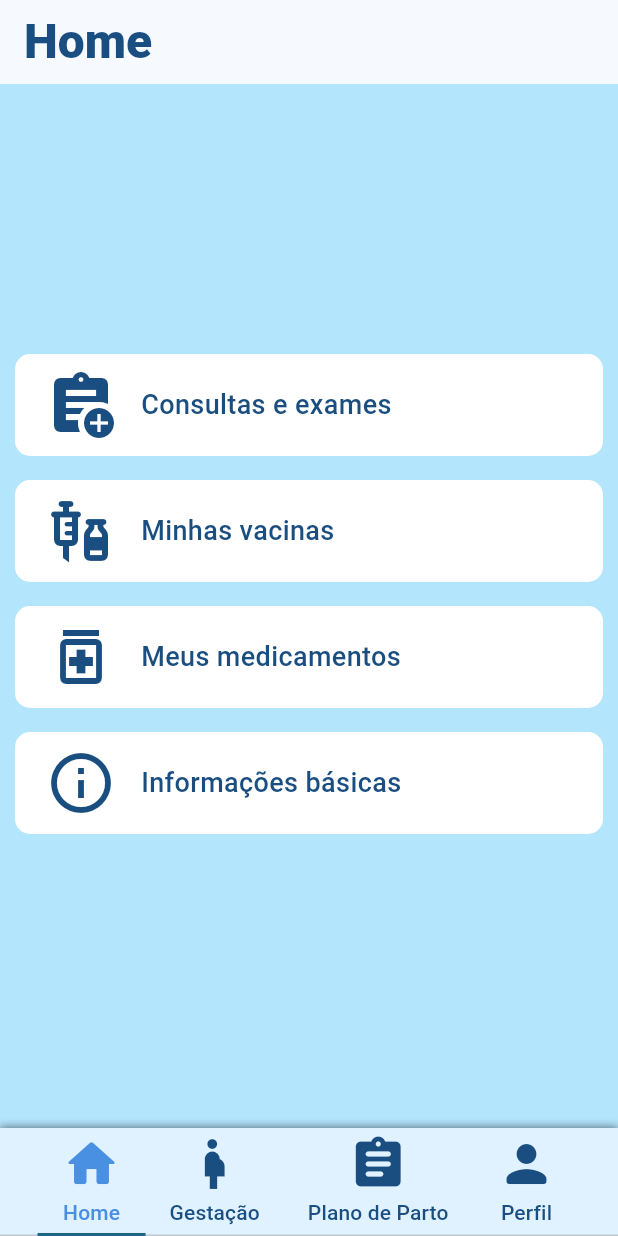
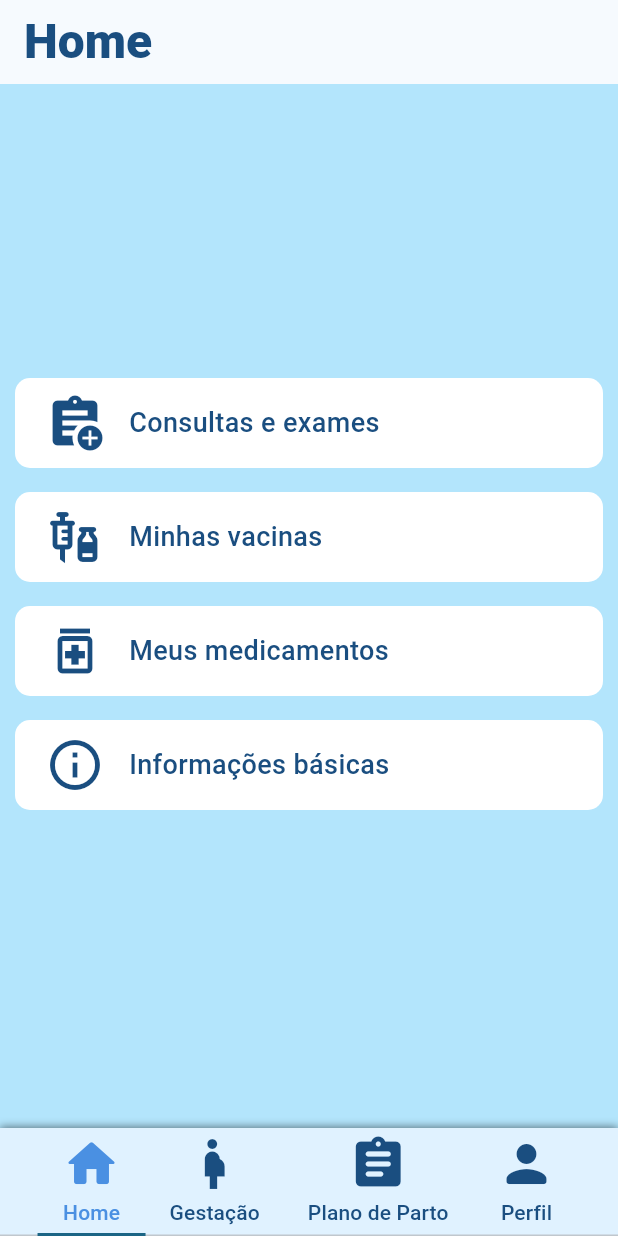
Before and after one commit to martinsharliton/meu_bebe_mobile, a Flutter app: the screen it shows after launch, after a tap on "ENTRAR", on a phone screen of 412 x 824 dp. Run offline on Flutter 3.47's test engine with Material 3 defaults, Android fonts, the phone set to English and light mode, and no system bars; our stand-ins replace brasil_fields, dio, drift, drift_sqflite, flutter_modular, shared_preferences and 2 more; missing offline and left inert: validatorless; accounts and stored records are empty; generated files the repository leaves out were written again; Roboto replaces fonts that are missing (SFProDisplay).

Commit message:
correções nos modulos da tab home.

```diff
--- a/lib/src/app_module.dart
+++ b/lib/src/app_module.dart
@@ -1,6 +1,6 @@
 import 'package:flutter_modular/flutter_modular.dart';
 
-import 'binding/application_binding.dart';
+import 'modules/core/core_module.dart';
 import 'modules/formulario/formulario_module.dart';
 import 'modules/login/login_module.dart';
 import 'modules/main/childbirth/submodules/childbirth_resume/childbirth_resume_module.dart';
@@ -14,7 +14,7 @@ import 'modules/splash/splash_module.dart';
 
 class AppModule extends Module {
   @override
-  List<Module> get imports => [ApplicationBinding()];
+  List<Module> get imports => [CoreModule()];
 
   @override
   void routes(r) {
@@ -23,11 +23,17 @@ class AppModule extends Module {
     r.module(routeForm, module: FormularioModule());
     r.module(routeTab, module: MainModule());
 
-    // Module Home
+    // Module da Tab Home
     r.module(routeConsultasExames, module: AppointmentsExamsModule());
     r.module(routeInformacoes, module: InformationModule());
     r.module(routeMedicacoes, module: MedicationModule());
     r.module(routeVacinas, module: VaccinesModule());
+
+    // Module da Tab Gestação
+
+    // Module da Tab Plano de Parto
+
+    // Module da Tab Perfil
 
     r.module(routeChildbirthResume, module: ChildbirthResumeModule());
     r.module(routeUpdateChildbirth, module: UpdateChildbirthModule());
--- a/lib/src/binding/application_binding.dart
+++ b/lib/src/modules/core/core_module.dart
@@ -1,10 +1,10 @@
 import 'package:dio/io.dart';
 import 'package:flutter_modular/flutter_modular.dart';
 
-import '../core/app_database.dart';
-import '../core/restClient/rest_client.dart';
+import '../../core/app_database.dart';
+import '../../core/restClient/rest_client.dart';
 
-class ApplicationBinding extends Module {
+class CoreModule extends Module {
   @override
   void exportedBinds(i) {
     i.addSingleton<DioForNative>(RestClient.new);
--- a/lib/src/modules/formulario/formulario_page.dart
+++ b/lib/src/modules/formulario/formulario_page.dart
@@ -105,7 +105,6 @@ class FormularioPageState extends State<FormularioPage> {
   Widget build(BuildContext context) {
     return Scaffold(
       appBar: AppBar(
-        backgroundColor: const Color(0xFFE0F2FF),
         title: const Center(
           child: Text(
             textAlign: TextAlign.center,
@@ -148,8 +147,8 @@ class FormularioPageState extends State<FormularioPage> {
                               color: isActive
                                   ? Theme.of(context).primaryColor
                                   : isCompleted
-                                      ? Colors.green.shade100
-                                      : Colors.grey.shade200,
+                                  ? Colors.green.shade100
+                                  : Colors.grey.shade200,
                               borderRadius: BorderRadius.circular(10),
                               border: Border.all(
                                 color: isActive
@@ -171,8 +170,9 @@ class FormularioPageState extends State<FormularioPage> {
                                 Text(
                                   _getStepTitle(index),
                                   style: TextStyle(
-                                    color:
-                                        isActive ? Colors.white : Colors.black,
+                                    color: isActive
+                                        ? Colors.white
+                                        : Colors.black,
                                     fontWeight: FontWeight.w500,
                                   ),
                                 ),
@@ -461,8 +461,9 @@ class FormularioPageState extends State<FormularioPage> {
           const SizedBox(height: 8),
 
           SwitchListTile(
-            title:
-                const Text('Seu ambiente de trabalho é seguro para gestante?'),
+            title: const Text(
+              'Seu ambiente de trabalho é seguro para gestante?',
+            ),
             subtitle: const Text(
               'Considerando esforço físico, produtos químicos, etc.',
             ),
@@ -472,8 +473,9 @@ class FormularioPageState extends State<FormularioPage> {
           const SizedBox(height: 8),
 
           SwitchListTile(
-            title:
-                const Text('Tem pausas para descanso e alimentação adequada?'),
+            title: const Text(
+              'Tem pausas para descanso e alimentação adequada?',
+            ),
             value: temPausas,
             onChanged: (val) => setState(() => temPausas = val),
           ),
@@ -579,14 +581,8 @@ class FormularioPageState extends State<FormularioPage> {
           validator: (value) => value == null ? 'Campo obrigatório' : null,
           value: fonteAgua.isNotEmpty ? fonteAgua : null,
           items: const [
-            DropdownMenuItem(
-              value: 'Sim',
-              child: Text('Sim'),
-            ),
-            DropdownMenuItem(
-              value: 'Não',
-              child: Text('Não'),
-            ),
+            DropdownMenuItem(value: 'Sim', child: Text('Sim')),
+            DropdownMenuItem(value: 'Não', child: Text('Não')),
             DropdownMenuItem(value: 'Sim', child: Text('Sim')),
             DropdownMenuItem(value: 'Não', child: Text('Não')),
           ],
@@ -794,8 +790,9 @@ class FormularioPageState extends State<FormularioPage> {
 
         // Exames e vacinação
         SwitchListTile(
-          title:
-              const Text('Realizou todos os exames solicitados no pré-natal?'),
+          title: const Text(
+            'Realizou todos os exames solicitados no pré-natal?',
+          ),
           value: examesPreNatalCompletos,
           onChanged: (val) => setState(() => examesPreNatalCompletos = val),
         ),
@@ -1099,8 +1096,9 @@ class FormularioPageState extends State<FormularioPage> {
 
         // Suplementação
         SwitchListTile(
-          title:
-              const Text('Está tomando suplementos vitamínicos ou de ferro?'),
+          title: const Text(
+            'Está tomando suplementos vitamínicos ou de ferro?',
+          ),
           value: usaSuplementos,
           onChanged: (val) => setState(() => usaSuplementos = val),
         ),
--- a/lib/src/modules/login/login_module.dart
+++ b/lib/src/modules/login/login_module.dart
@@ -1,6 +1,6 @@
 import 'package:flutter_modular/flutter_modular.dart';
 
-import '../../binding/application_binding.dart';
+import '../core/core_module.dart';
 import '../../repositories/user/user_repository.dart';
 import '../../repositories/user/user_repository_impl.dart';
 import '../../services/user_login_service.dart';
@@ -10,7 +10,7 @@ import 'login_page.dart';
 
 class LoginModule extends Module {
   @override
-  List<Module> get imports => [ApplicationBinding()];
+  List<Module> get imports => [CoreModule()];
 
   @override
   void binds(i) {
--- a/lib/src/modules/main/home/widgets/home_card.dart
+++ b/lib/src/modules/main/home/widgets/home_card.dart
@@ -34,7 +34,7 @@ class HomeCard extends StatelessWidget {
               mainAxisAlignment: MainAxisAlignment.start,
               children: [
                 const SizedBox(width: 10),
-                Icon(icon, size: 48, color: AppTheme.darkTextColor),
+                Icon(icon, size: 40, color: AppTheme.darkTextColor),
                 const SizedBox(width: 16),
                 Text(title, style: AppTheme.subTitleStyle),
               ],
--- a/lib/src/modules/main/main_controller.dart
+++ b/lib/src/modules/main/main_controller.dart
@@ -12,6 +12,9 @@ class MainController with MessageStateMixin {
   final _name = signal<String>('');
   String get name => _name();
 
+  final tabName = signal<String>('Home');
+  void setTabName(String name) => tabName.value = name;
+
   Future<void> initialize() async {
     final result = await gestationRepository.getPregnant();
 
--- a/lib/src/modules/main/main_page.dart
+++ b/lib/src/modules/main/main_page.dart
@@ -1,9 +1,12 @@
 import 'package:flutter/material.dart';
+import 'package:flutter_modular/flutter_modular.dart';
+import 'package:signals_flutter/signals_flutter.dart';
 
 import '../../core/theme/app_theme.dart';
 import 'childbirth/childbirth_page.dart';
 import 'gestation/gestation_page.dart';
 import 'home/home_page.dart';
+import 'main_controller.dart';
 import 'profile/profile_page.dart';
 
 class MainPage extends StatefulWidget {
@@ -13,9 +16,8 @@ class MainPage extends StatefulWidget {
   State<MainPage> createState() => _MainPageState();
 }
 
-class _MainPageState extends State<MainPage>
-    with SingleTickerProviderStateMixin {
-  late final TabController _tabController;
+class _MainPageState extends State<MainPage> {
+  final controller = Modular.get<MainController>();
 
   List<Widget> get _tabs => [
     Tab(icon: Icon(Icons.home_rounded, size: 40), text: 'Home'),
@@ -32,19 +34,19 @@ class _MainPageState extends State<MainPage>
   @override
   void initState() {
     super.initState();
-    _tabController = TabController(length: _tabs.length, vsync: this);
-    WidgetsBinding.instance.addPostFrameCallback((_) {
-      _tabController.index =
-          ModalRoute.of(context)?.settings.arguments as int? ?? 0;
-    });
   }
 
   @override
   Widget build(BuildContext context) {
-    return Scaffold(
-      appBar: AppBar(title: Text(nome, style: AppTheme.titleStyle)),
+    return DefaultTabController(
+      length: _tabs.length,
+      child: Scaffold(
+        appBar: AppBar(
+          title: Watch((_) {
+            return Text(controller.tabName(), style: AppTheme.titleStyle);
+          }),
+        ),
         body: TabBarView(
-        controller: _tabController,
           physics: const NeverScrollableScrollPhysics(),
           children: const [
             HomePage(),
@@ -67,12 +69,9 @@ class _MainPageState extends State<MainPage>
               ],
             ),
             child: TabBar(
-            controller: _tabController,
               labelColor: AppTheme.textColor,
               onTap: (value) {
-              setState(() {
-                nome = nomes[value];
-              });
+                controller.setTabName(nomes[value]);
               },
               indicatorSize: TabBarIndicatorSize.tab,
               unselectedLabelColor: AppTheme.darkTextColor,
@@ -82,6 +81,7 @@ class _MainPageState extends State<MainPage>
             ),
           ),
         ),
+      ),
     );
   }
 }
--- a/lib/src/modules/splash/splash_page.dart
+++ b/lib/src/modules/splash/splash_page.dart
@@ -2,6 +2,7 @@ import 'package:flutter/material.dart';
 import 'package:flutter_modular/flutter_modular.dart';
 
 import '../../app_module.dart';
+import '../../core/theme/app_theme.dart';
 
 class SplashPage extends StatefulWidget {
   const SplashPage({super.key});
@@ -10,21 +11,49 @@ class SplashPage extends StatefulWidget {
   State<SplashPage> createState() => _SplashPageState();
 }
 
-class _SplashPageState extends State<SplashPage> {
+class _SplashPageState extends State<SplashPage>
+    with SingleTickerProviderStateMixin {
+  late final AnimationController _controller;
+  late final Animation<double> _animation;
+
   @override
   void initState() {
     super.initState();
+
+    _controller = AnimationController(
+      vsync: this,
+      duration: const Duration(milliseconds: 800),
+    );
+
+    _animation = CurvedAnimation(parent: _controller, curve: Curves.easeInOut);
+
+    _controller.forward();
+
     WidgetsBinding.instance.addPostFrameCallback((_) async {
-      await Future.delayed(Duration(milliseconds: 1500));
+      await Future.delayed(const Duration(milliseconds: 1800));
       Modular.to.pushReplacementNamed(routeLogin);
     });
   }
 
   @override
+  void dispose() {
+    _controller.dispose();
+    super.dispose();
+  }
+
+  @override
   Widget build(BuildContext context) {
     return Scaffold(
+      backgroundColor: AppTheme.primaryColor,
       body: Center(
-        child: Image.asset('assets/images/baby_2.png', width: 200, height: 200),
+        child: FadeTransition(
+          opacity: _animation,
+          child: Image.asset(
+            'assets/images/baby_2.png',
+            width: 150,
+            height: 150,
+          ),
+        ),
       ),
     );
   }
```
Also changed, not shown: lib/main.dart (+0 -7 lines). Lines whose indentation alone changed are shown as unchanged.
